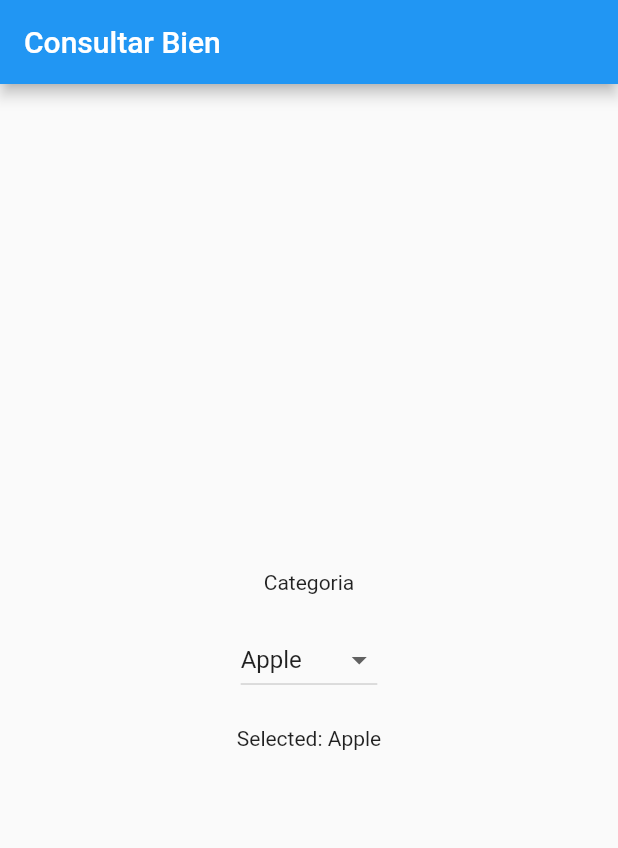
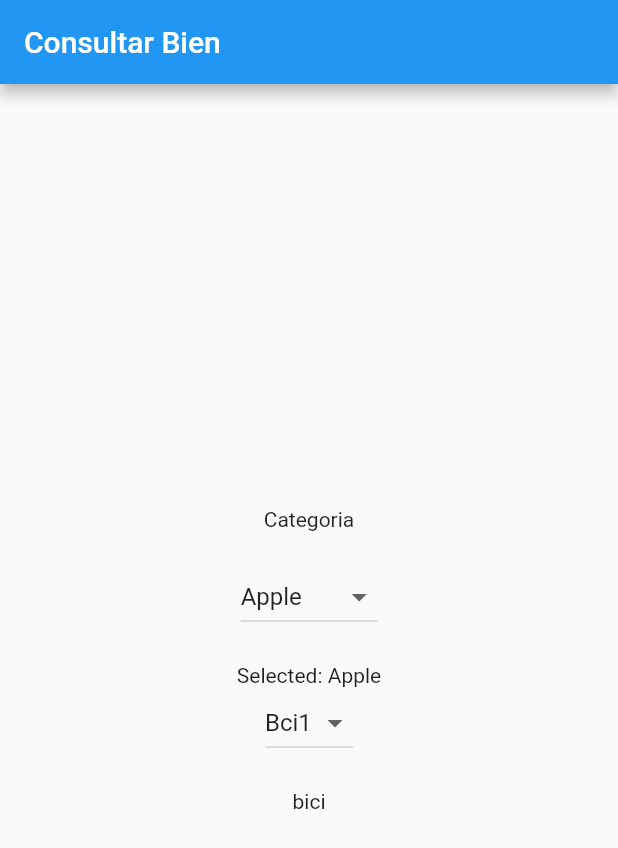
Before and after one commit to jsepulvedai1/Registralo, a Flutter app: the SingInOne screen opened directly, after a tap on "Login", on a phone screen of 412 x 824 dp. Shown: the top 848 px of the screen. Run offline on Flutter 3.47's test engine with Material 2 defaults, Android fonts, the light colour scheme and no system bars; our stand-ins replace carousel_pro, simple_animations, splashscreen; network calls fail; project files that could hold a hidden picture were left out.

Commit message:
cambios app

```diff
--- a/lib/src/pages/SignInOne.dart
+++ b/lib/src/pages/SignInOne.dart
@@ -28,14 +28,10 @@
 String msg='';
 
 Future<List> _login() async {
-  final response = await http.post("http://192.168.125.129///dashboard/my_site/get_data.php", body: {
+  final response = await http.post("http://192.168.43.41/dashboard/my_site/get_data.php", body: {
     "username": user.text,
     "password": pass.text,
   });
-  print(user.text);
-  print("dsd");
-  print(pass.text);
-  print(response.body.toString());
   var datauser = json.decode(response.body);
   print(datauser);
   if(datauser.length==0){
--- a/lib/src/pages/basico_page.dart
+++ b/lib/src/pages/basico_page.dart
@@ -15,7 +15,9 @@
 
   @override
   Widget build(BuildContext context) {
+
     return MaterialApp(
+      debugShowCheckedModeBanner: false,
       home: DefaultTabController(
         length: choices.length,
         child: Scaffold(
--- a/lib/src/pages/consultaBien.dart
+++ b/lib/src/pages/consultaBien.dart
@@ -1,15 +1,7 @@
-import 'package:direct_select/direct_select.dart';
+
 import 'package:flutter/cupertino.dart';
 import 'package:flutter/material.dart';
 import 'package:flutter/rendering.dart';
-import 'package:disenos/src/pages/comoFunciona.dart';
-import 'package:disenos/src/pages/contacto.dart';
-import 'dart:math';
-import 'package:flutter/material.dart' as prefix0;
-import 'package:flutter/cupertino.dart';
-
-
-import 'package:flutter/material.dart';
 
 class DropDown extends StatefulWidget {
   DropDown() : super();
@@ -37,16 +29,39 @@
   }
 }
 
+class Bici {
+  int id;
+  String name;
+
+  Bici(this.id, this.name);
+
+  static List<Bici> getBici() {
+    return <Bici>[
+      Bici(1, 'Bci1'),
+      Bici(2, 'bov2'),
+      Bici(3, 'bici3'),
+      Bici(4, 'bici4'),
+      Bici(5, 'bici5'),
+    ];
+  }
+}
+
 class DropDownState extends State<DropDown> {
   //
   List<Company> _companies = Company.getCompanies();
   List<DropdownMenuItem<Company>> _dropdownMenuItems;
   Company _selectedCompany;
+  List<Bici> _bici = Bici.getBici();
+  List<DropdownMenuItem<Bici>> _dropdownMenuItems2;
+  Bici _selectedCompany2;
 
   @override
   void initState() {
     _dropdownMenuItems = buildDropdownMenuItems(_companies);
     _selectedCompany = _dropdownMenuItems[0].value;
+    _dropdownMenuItems2 = buildDropdownMenuItems2(_bici);
+    _selectedCompany2 = _dropdownMenuItems2[0].value;
+
     super.initState();
   }
 
@@ -63,15 +78,41 @@
     return items;
   }
 
-  onChangeDropdownItem(Company selectedCompany) {
+  List<DropdownMenuItem<Bici>> buildDropdownMenuItems2(List bici) {
+    List<DropdownMenuItem<Bici>> items = List();
+    for (Bici bici in bici) {
+      items.add(
+        DropdownMenuItem(
+          value: bici,
+          child: Text(bici.name),
+        ),
+      );
+    }
+    return items;
+  }
+  onChangeDropdownItem(Company selectedCompany ) {
     setState(() {
       _selectedCompany = selectedCompany;
+
+
     });
   }
+  onChangeDropdownItem2(Bici selectbici ) {
+    setState(() {
+
+      _selectedCompany2 = selectbici;
+
+    });
+  }
+  Map<String,String>eleccion ={
+    'Apple':'bici',
+    'Samsung':'pera',
+    'null':'dasd'
+  };
 
   @override
   Widget build(BuildContext context) {
-    String id;
+
         return new MaterialApp(
           debugShowCheckedModeBanner: false,
           home: new Scaffold(
@@ -97,7 +138,15 @@
                       height: 20.0,
                     ),
                     Text('Selected: ${_selectedCompany.name}'),
-
+                    DropdownButton(
+                      value: _selectedCompany2,
+                      items: _dropdownMenuItems2,
+                      onChanged: onChangeDropdownItem2,
+                    ),
+                    SizedBox(
+                      height: 20.0,
+                    ),
+                    Text( eleccion['${_selectedCompany.name}']),
 
               ],
             ),
@@ -107,3 +156,16 @@
     );
   }
 }
+
+class Choice {
+  final String title;
+  final String tabla;
+  Choice({this.title, this.tabla,});
+}
+
+final List<Choice> choices = <Choice>[
+  Choice(title: 'Apple', tabla: 'hola'),
+  Choice(title: 'Samsung', tabla: 'hola'),
+
+
+];
```
Also changed, not shown: lib/main.dart (+115 -115 lines), lib/src/pages/splash2.dart (+6 -8 lines).
